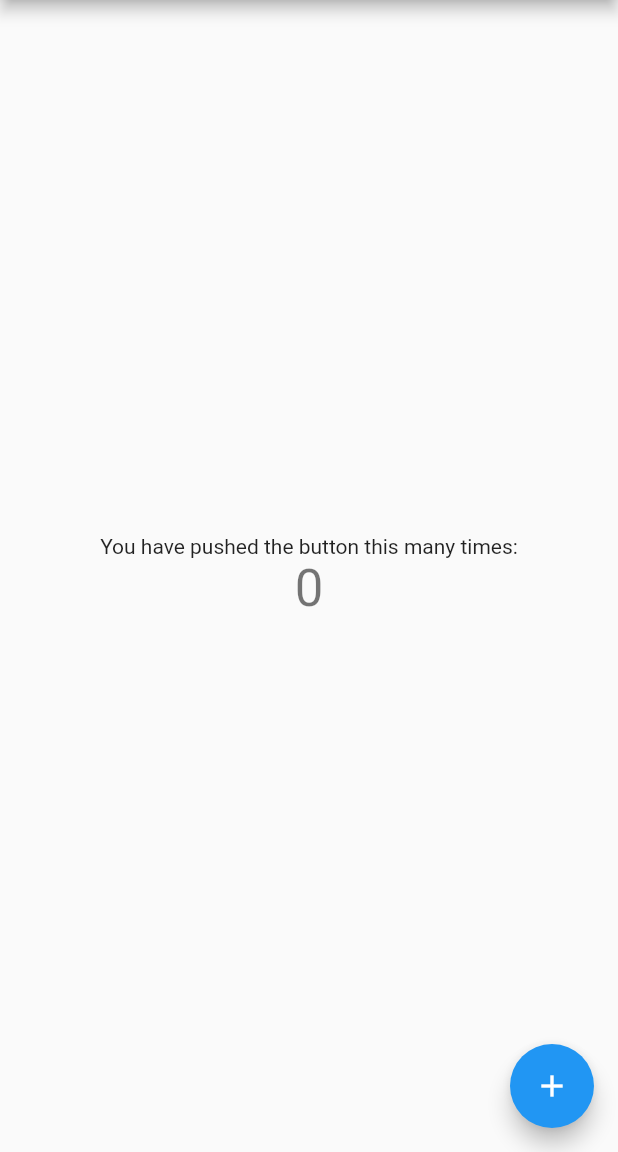
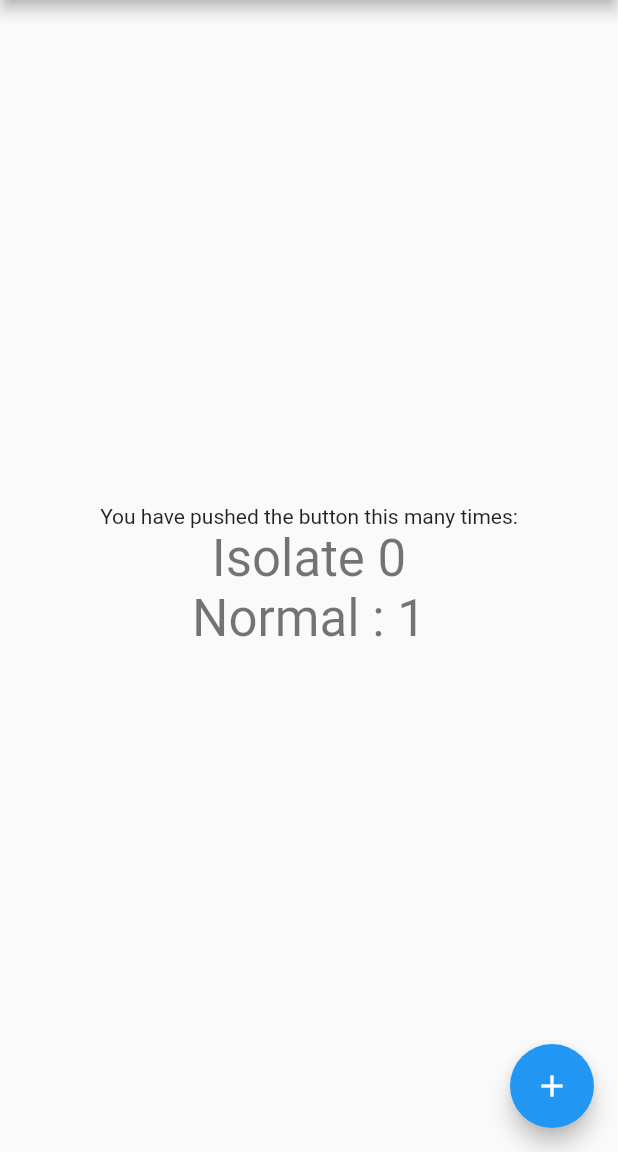
Before and after one commit to srpallab/isolate-counter-example, a Flutter app: the screen it shows after launch, after a tap on the "add" icon, on a phone screen of 412 x 824 dp, the part 84-1236 px from its top. Run offline on Flutter 3.47's test engine with Material 2 defaults, Android fonts, the phone set to English and light mode, and no system bars.

Commit message:
ADD: Future Example.

```diff
--- a/lib/main.dart
+++ b/lib/main.dart
@@ -36,7 +36,7 @@ Stream<int> autoCounter() {
 }
 
 void _autoCounter(SendPort sp) async {
-  int counter = 0;
+  int counter = 1;
   await for (final count in Stream<int>.periodic(
     const Duration(seconds: 1),
     (_) => counter++,
@@ -47,8 +47,18 @@ void _autoCounter(SendPort sp) async {
 
 class _MyHomePageState extends State<MyHomePage> {
   int _counter = 0;
+  int _counter2 = 0;
 
-  void _incrementCounter() async {
+  void _incrementCounterNormal() async {
+    for (int i = 1; i <= 100; i++) {
+      await Future.delayed(const Duration(seconds: 1));
+      setState(() {
+        _counter2 = i;
+      });
+    }
+  }
+
+  void _incrementCounterIsolate() async {
     await for (final count in autoCounter()) {
       setState(() {
         _counter = count;
@@ -68,14 +78,22 @@ class _MyHomePageState extends State<MyHomePage> {
               'You have pushed the button this many times:',
             ),
             Text(
-              '$_counter',
+              'Isolate $_counter',
+              style: Theme.of(context).textTheme.headlineMedium,
+            ),
+            const SizedBox(width: 2),
+            Text(
+              'Normal : $_counter2',
               style: Theme.of(context).textTheme.headlineMedium,
             ),
           ],
         ),
       ),
       floatingActionButton: FloatingActionButton(
-        onPressed: _incrementCounter,
+        onPressed: () {
+          _incrementCounterNormal();
+          _incrementCounterIsolate();
+        },
         tooltip: 'Increment',
         child: const Icon(Icons.add),
       ),
```
